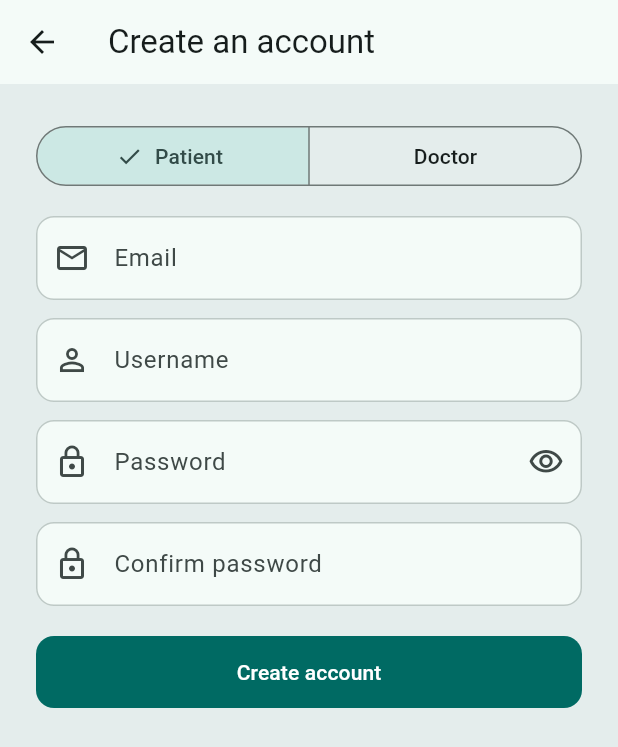
After one commit to Horse630/Digital-Platform-for-Telemedicine, a Flutter app: the screen it shows after launch, after a tap on "Sign in", after a tap on "Create an account", on a phone screen of 412 x 824 dp. The commit adds this screen. Shown: the top 747 px of the screen. Run offline on Flutter 3.47's test engine with Material 3 defaults, Android fonts, the phone set to English and light mode, and no system bars; our stand-ins replace shared_preferences; accounts and stored records are empty.

Commit message:
Add sign-up for new patients and doctors

```diff
--- a/lib/screens/consultation_screen.dart
+++ b/lib/screens/consultation_screen.dart
@@ -14,7 +14,7 @@ class ConsultationScreen extends StatelessWidget {
     return const StatusPlaceholder(
       icon: Icons.videocam_off_outlined,
       title: 'Video visits are not available yet',
-      message: 'A video SDK will be connected in a later phase.',
+      message: 'You can book a time now. The video call will open here when it is ready.',
     );
   }
 }
--- a/lib/screens/login_screen.dart
+++ b/lib/screens/login_screen.dart
@@ -2,6 +2,7 @@ import 'package:flutter/material.dart';
 
 import '../services/auth_service.dart';
 import 'main_shell.dart';
+import 'sign_up_screen.dart';
 
 /// Sign-in screen.
 ///
@@ -82,6 +83,14 @@ class _LoginScreenState extends State<LoginScreen> {
         setState(() => _submitting = false);
       }
     }
+  }
+
+  void _openSignUp() {
+    Navigator.of(context).push(
+      MaterialPageRoute<void>(
+        builder: (_) => SignUpScreen(authService: widget.authService),
+      ),
+    );
   }
 
   @override
@@ -251,14 +260,11 @@ class _LoginScreenState extends State<LoginScreen> {
                                         )
                                       : const Text('Sign in'),
                                 ),
-                                const SizedBox(height: 16),
-                                Text(
-                                  'Example: doctor / Doctor123! while the backend is running.',
-                                  textAlign: TextAlign.center,
-                                  style: Theme.of(context).textTheme.bodySmall
-                                      ?.copyWith(
-                                        color: scheme.onSurfaceVariant,
-                                      ),
+                                const SizedBox(height: 8),
+                                TextButton(
+                                  key: const Key('createAccountButton'),
+                                  onPressed: _submitting ? null : _openSignUp,
+                                  child: const Text('Create an account'),
                                 ),
                               ],
                             ),
--- a/lib/screens/profile_screen.dart
+++ b/lib/screens/profile_screen.dart
@@ -108,12 +108,6 @@ class _ProfileScreenState extends State<ProfileScreen> {
               child: Column(
                 children: [
                   ListTile(
-                    leading: const Icon(Icons.storage_outlined),
-                    title: const Text('Database'),
-                    subtitle: const Text('Sign-in uses the telemedicine database'),
-                  ),
-                  const Divider(height: 1),
-                  ListTile(
                     leading: const Icon(Icons.person_outline),
                     title: const Text('Username'),
                     subtitle: Text(widget.user.username),
--- a/lib/screens/settings_screen.dart
+++ b/lib/screens/settings_screen.dart
@@ -232,7 +232,7 @@ class _SettingsScreenState extends State<SettingsScreen> {
                       crossAxisAlignment: CrossAxisAlignment.start,
                       children: [
                         Text(
-                          'UI color',
+                          'App color',
                           style: Theme.of(context).textTheme.titleSmall,
                         ),
                         const SizedBox(height: 4),
--- /dev/null
+++ b/lib/screens/sign_up_screen.dart
@@ -0,0 +1,215 @@
+import 'package:flutter/material.dart';
+
+import '../services/auth_service.dart';
+import 'main_shell.dart';
+
+/// Creates a patient or doctor account with the same fields.
+///
+/// A later doctor sign-up step can ask for a specialty and license.
+/// This screen does not collect those yet.
+class SignUpScreen extends StatefulWidget {
+  const SignUpScreen({super.key, required this.authService});
+
+  final AuthService authService;
+
+  @override
+  State<SignUpScreen> createState() => _SignUpScreenState();
+}
+
+class _SignUpScreenState extends State<SignUpScreen> {
+  static final _usernamePattern = RegExp(r'^[A-Za-z0-9._-]{3,40}$');
+  static final _emailPattern = RegExp(r'^\S+@\S+\.\S+$');
+
+  final _formKey = GlobalKey<FormState>();
+  final _email = TextEditingController();
+  final _username = TextEditingController();
+  final _password = TextEditingController();
+  final _confirmPassword = TextEditingController();
+
+  String _role = 'patient';
+  String? _errorMessage;
+  bool _submitting = false;
+  bool _obscurePassword = true;
+
+  @override
+  void dispose() {
+    _email.dispose();
+    _username.dispose();
+    _password.dispose();
+    _confirmPassword.dispose();
+    super.dispose();
+  }
+
+  Future<void> _submit() async {
+    if (_submitting) {
+      return;
+    }
+    if (!_formKey.currentState!.validate()) {
+      setState(() => _errorMessage = null);
+      return;
+    }
+
+    setState(() {
+      _submitting = true;
+      _errorMessage = null;
+    });
+
+    try {
+      final user = await widget.authService.signUp(
+        email: _email.text,
+        username: _username.text,
+        password: _password.text,
+        role: _role,
+      );
+      if (!mounted) {
+        return;
+      }
+      Navigator.of(context).pushAndRemoveUntil(
+        MaterialPageRoute<void>(
+          builder: (_) => MainShell(user: user, authService: widget.authService),
+        ),
+        (route) => false,
+      );
+    } on AuthException catch (error) {
+      if (!mounted) {
+        return;
+      }
+      setState(() => _errorMessage = error.message);
+    } finally {
+      if (mounted) {
+        setState(() => _submitting = false);
+      }
+    }
+  }
+
+  @override
+  Widget build(BuildContext context) {
+    final scheme = Theme.of(context).colorScheme;
+
+    return Scaffold(
+      appBar: AppBar(title: const Text('Create an account')),
+      body: SafeArea(
+        child: Center(
+          child: ConstrainedBox(
+            constraints: const BoxConstraints(maxWidth: 420),
+            child: ListView(
+              padding: const EdgeInsets.all(24),
+              children: [
+                SegmentedButton<String>(
+                  key: const Key('signUpRole'),
+                  segments: const [
+                    ButtonSegment(value: 'patient', label: Text('Patient')),
+                    ButtonSegment(value: 'doctor', label: Text('Doctor')),
+                  ],
+                  selected: {_role},
+                  onSelectionChanged: _submitting
+                      ? null
+                      : (selected) => setState(() => _role = selected.first),
+                ),
+                const SizedBox(height: 16),
+                Form(
+                  key: _formKey,
+                  child: Column(
+                    crossAxisAlignment: CrossAxisAlignment.stretch,
+                    children: [
+                      TextFormField(
+                        key: const Key('signUpEmailField'),
+                        controller: _email,
+                        keyboardType: TextInputType.emailAddress,
+                        autocorrect: false,
+                        decoration: const InputDecoration(
+                          labelText: 'Email',
+                          prefixIcon: Icon(Icons.mail_outline),
+                        ),
+                        validator: (value) {
+                          if (!_emailPattern.hasMatch((value ?? '').trim())) {
+                            return 'Enter a valid email.';
+                          }
+                          return null;
+                        },
+                      ),
+                      const SizedBox(height: 12),
+                      TextFormField(
+                        key: const Key('signUpUsernameField'),
+                        controller: _username,
+                        autocorrect: false,
+                        decoration: const InputDecoration(
+                          labelText: 'Username',
+                          prefixIcon: Icon(Icons.person_outline),
+                        ),
+                        validator: (value) {
+                          if (!_usernamePattern.hasMatch((value ?? '').trim())) {
+                            return 'Use 3 to 40 letters, numbers, dots, underscores, or hyphens.';
+                          }
+                          return null;
+                        },
+                      ),
+                      const SizedBox(height: 12),
+                      TextFormField(
+                        key: const Key('signUpPasswordField'),
+                        controller: _password,
+                        obscureText: _obscurePassword,
+                        autocorrect: false,
+                        decoration: InputDecoration(
+                          labelText: 'Password',
+                          prefixIcon: const Icon(Icons.lock_outline),
+                          suffixIcon: IconButton(
+                            onPressed: () {
+                              setState(() => _obscurePassword = !_obscurePassword);
+                            },
+                            icon: Icon(
+                              _obscurePassword
+                                  ? Icons.visibility_outlined
+                                  : Icons.visibility_off_outlined,
+                            ),
+                          ),
+                        ),
+                        validator: (value) {
+                          if (value == null || value.length < 8) {
+                            return 'Use at least 8 characters.';
+                          }
+                          return null;
+                        },
+                      ),
+                      const SizedBox(height: 12),
+                      TextFormField(
+                        key: const Key('signUpConfirmField'),
+                        controller: _confirmPassword,
+                        obscureText: _obscurePassword,
+                        autocorrect: false,
+                        decoration: const InputDecoration(
+                          labelText: 'Confirm password',
+                          prefixIcon: Icon(Icons.lock_outline),
+                        ),
+                        validator: (value) {
+                          if (value != _password.text) {
+                            return 'Enter the same password twice.';
+                          }
+                          return null;
+                        },
+                      ),
+                      if (_errorMessage != null) ...[
+                        const SizedBox(height: 12),
+                        Text(
+                          _errorMessage!,
+                          key: const Key('signUpError'),
+                          style: TextStyle(color: scheme.error),
+                        ),
+                      ],
+                      const SizedBox(height: 20),
+                      FilledButton(
+                        key: const Key('signUpButton'),
+                        onPressed: _submit,
+                        child: Text(_submitting ? 'Creating...' : 'Create account'),
+                      ),
+                    ],
+                  ),
+                ),
+              ],
+            ),
+          ),
+        ),
+      ),
+    );
+  }
+}
--- a/lib/services/appointment_api.dart
+++ b/lib/services/appointment_api.dart
@@ -133,14 +133,14 @@ class AppointmentApi {
       rethrow;
     } on TimeoutException {
       throw const AppointmentException(
-        'Cannot reach the server. Start it with npm start in the backend folder.',
+        'Cannot reach the service. Check your connection and try again.',
       );
     } catch (error) {
       if (error is AppointmentException) {
         rethrow;
       }
       throw const AppointmentException(
-        'Cannot reach the server. Start it with npm start in the backend folder.',
+        'Cannot reach the service. Check your connection and try again.',
       );
     }
   }
--- a/lib/services/profile_api.dart
+++ b/lib/services/profile_api.dart
@@ -138,14 +138,14 @@ class ProfileApi {
       rethrow;
     } on TimeoutException {
       throw const ProfileException(
-        'Cannot reach the server. Start it with npm start in the backend folder.',
+        'Cannot reach the service. Check your connection and try again.',
       );
     } catch (error) {
       if (error is ProfileException) {
         rethrow;
       }
       throw const ProfileException(
-        'Cannot reach the server. Start it with npm start in the backend folder.',
+        'Cannot reach the service. Check your connection and try again.',
       );
     }
   }
@@ -182,7 +182,7 @@ class ProfileApi {
       // A failed response may have an empty body.
     }
     if (statusCode == 404) {
-      return 'The account service is not available. Stop the old API and run npm start again in the backend folder.';
+      return 'The account service is not available. Try again later.';
     }
     return 'The profile request failed.';
   }
```
Also changed, not shown: lib/screens/home_screen.dart (+1 -24 lines), lib/services/auth_service.dart (+58 -2 lines), 6 other files.
